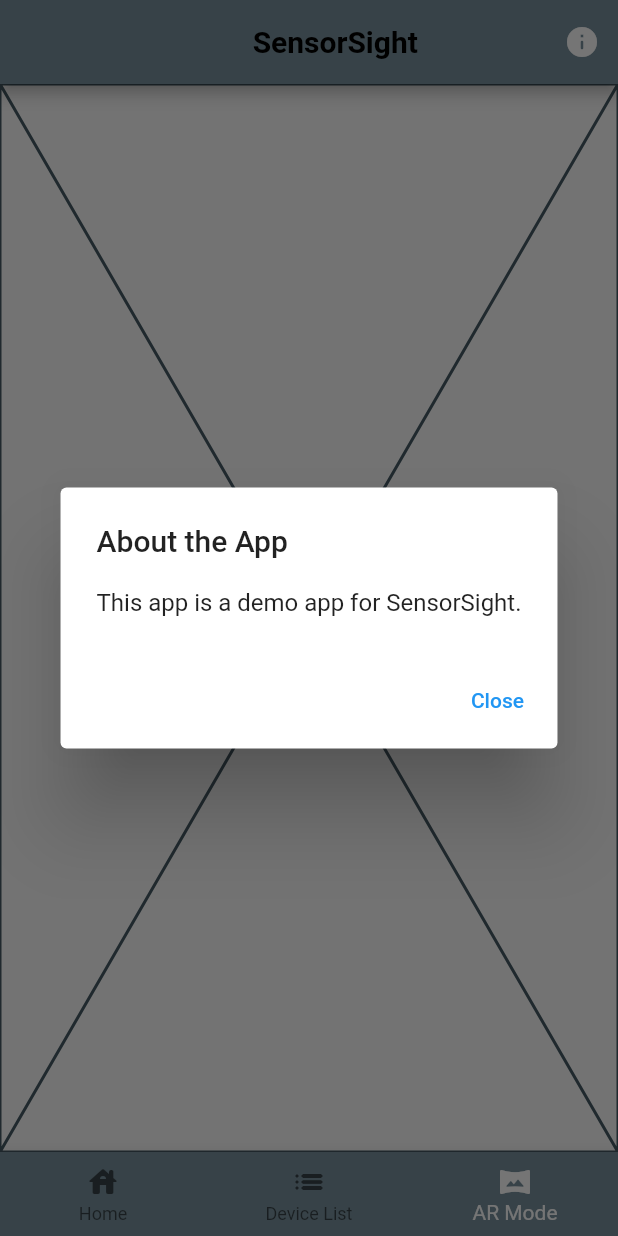
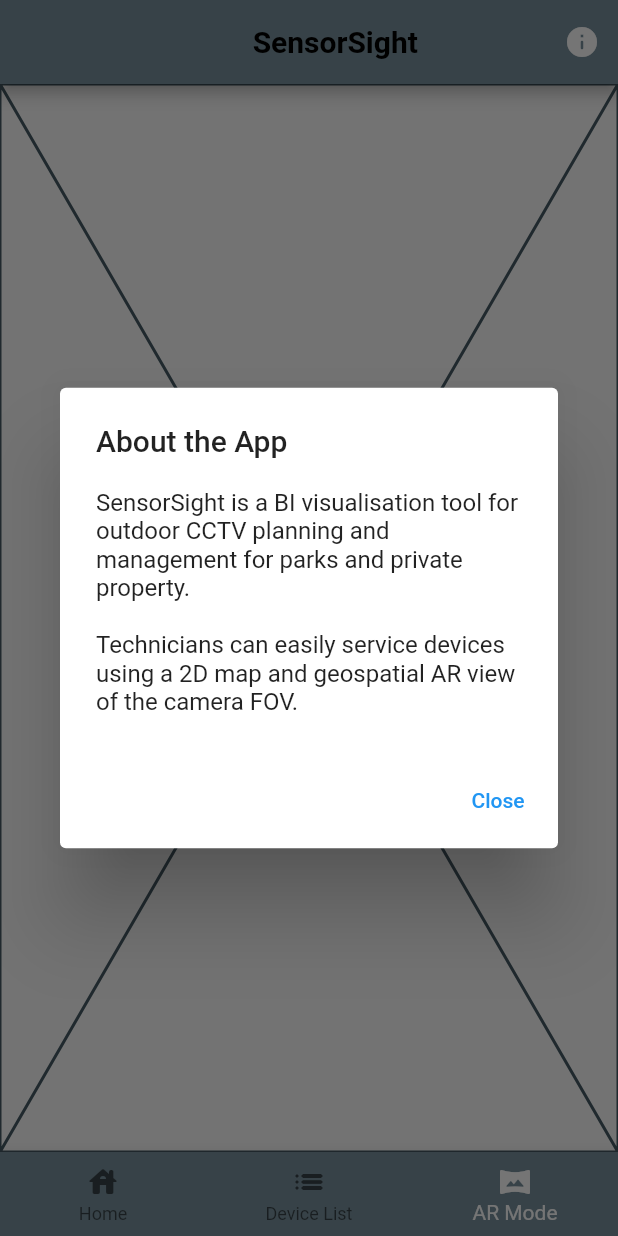
Before and after one commit to CE-GPP/SensorSight, a Flutter app: the screen it shows after launch, item 3 of the bottom bar chosen, after a tap on the "info" icon, on a phone screen of 412 x 824 dp. Run offline on Flutter 3.47's test engine with Material 2 defaults, Android fonts, the phone set to English and light mode, and no system bars; our stand-ins replace geolocator, google_maps_flutter; network calls fail.

Commit message:
Updated about popup

```diff
--- a/Code/sensor_sight_app/lib/widgets/app_info.dart
+++ b/Code/sensor_sight_app/lib/widgets/app_info.dart
@@ -9,7 +9,8 @@ class AppInfo extends StatelessWidget {
   Widget build(BuildContext context) {
     return AlertDialog(
         title: const Text('About the App'), // change title
-        content: const Text('This app is a demo app for SensorSight.'),
+        content: const Text(
+            'SensorSight is a BI visualisation tool for outdoor CCTV planning and management for parks and private property. \n\nTechnicians can easily service devices using a 2D map and geospatial AR view of the camera FOV.'),
         actions: <Widget>[
           TextButton(
             onPressed: () => Navigator.pop(context),
```
